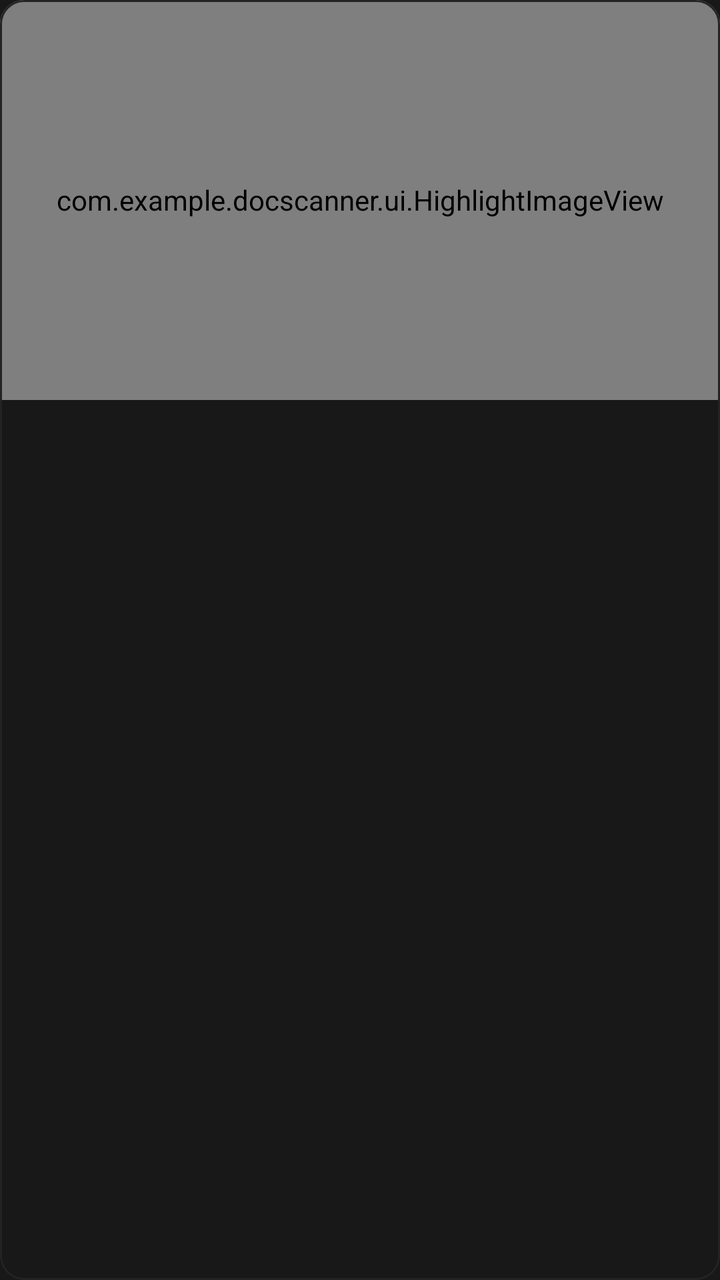
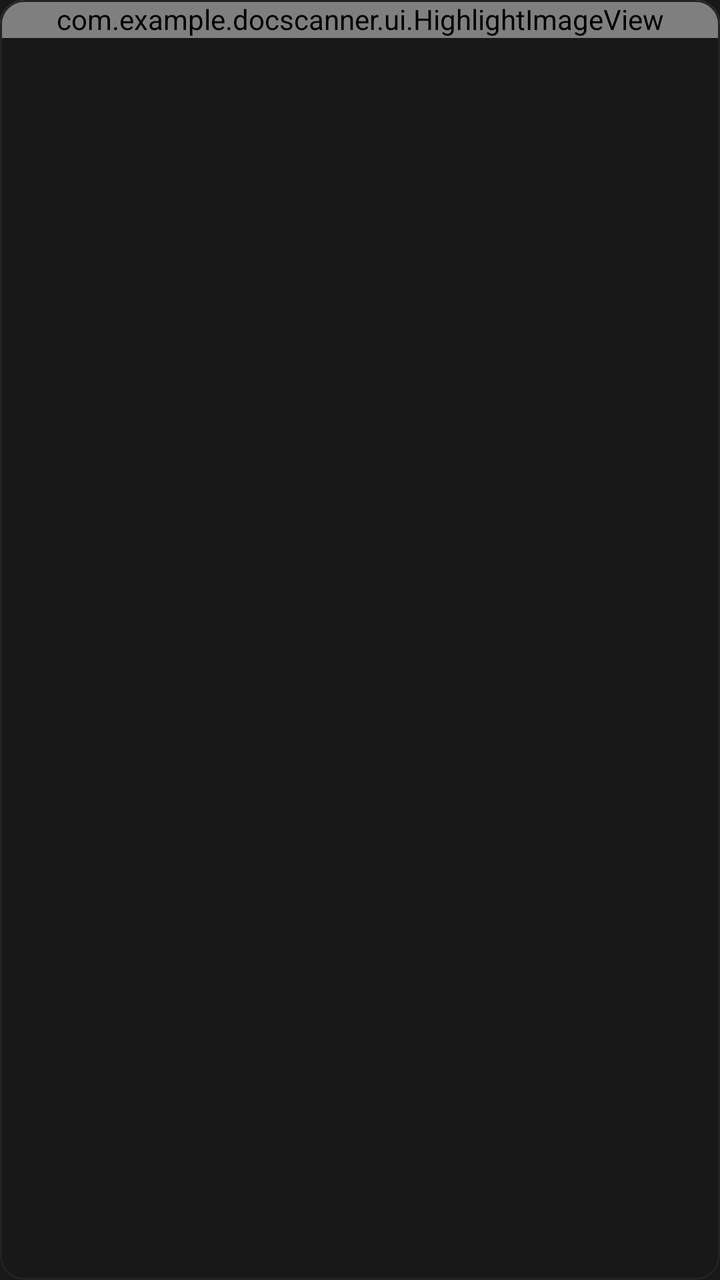

Two renders of the same Android screen: before a commit and after it. Below are the layout's source before the change and the commit's diff.
<!-- AndroidManifest.xml: application theme Theme.DocScanner -->
<!-- res/layout/item_page.xml -->
<?xml version="1.0" encoding="utf-8"?>
<com.google.android.material.card.MaterialCardView xmlns:android="http://schemas.android.com/apk/res/android"
    style="?attr/materialCardViewOutlinedStyle"
    android:checkable="true"
    android:layout_width="match_parent"
    android:layout_height="wrap_content"
    android:layout_margin="6dp">

    <LinearLayout
        android:layout_width="match_parent"
        android:layout_height="wrap_content"
        android:orientation="vertical">

        <com.example.docscanner.ui.HighlightImageView
            android:id="@+id/image"
            android:layout_width="match_parent"
            android:layout_height="200dp"
            android:background="?attr/colorSurfaceContainerHighest"
            android:importantForAccessibility="no"
            android:scaleType="fitCenter" />

        <TextView
            android:id="@+id/number"
            android:layout_width="match_parent"
            android:layout_height="wrap_content"
            android:gravity="center"
            android:padding="6dp"
            android:textAppearance="?attr/textAppearanceLabelLarge" />
    </LinearLayout>
</com.google.android.material.card.MaterialCardView>
<!-- resources referenced by this layout -->
<resources>
  <style name="Theme.DocScanner" parent="Theme.Material3.Dark.NoActionBar">
          <item name="colorPrimary">@color/accent</item>
          <item name="colorOnPrimary">@color/on_accent</item>
          <item name="colorPrimaryContainer">@color/accent_container</item>
          <item name="colorOnPrimaryContainer">@color/on_accent_container</item>
          <item name="colorSecondary">@color/accent</item>
          <item name="colorOnSecondary">@color/on_accent</item>
          <item name="colorSecondaryContainer">@color/accent_container</item>
          <item name="colorOnSecondaryContainer">@color/on_accent_container</item>
          <item name="colorTertiary">@color/accent</item>
          <item name="colorOnTertiary">@color/on_accent</item>
          <item name="colorError">@color/error</item>
          <item name="colorOnError">@color/on_error</item>
  
          <item name="android:colorBackground">@color/background</item>
          <item name="colorOnBackground">@color/text_primary</item>
          <item name="colorSurface">@color/background</item>
          <item name="colorOnSurface">@color/text_primary</item>
          <item name="colorOnSurfaceVariant">@color/text_secondary</item>
          <item name="colorSurfaceContainerLowest">@color/surface_lowest</item>
          <item name="colorSurfaceContainerLow">@color/surface_low</item>
          <item name="colorSurfaceContainer">@color/surface</item>
          <item name="colorSurfaceContainerHigh">@color/surface_high</item>
          <item name="colorSurfaceContainerHighest">@color/surface_highest</item>
          <item name="colorOutline">@color/outline</item>
          <item name="colorOutlineVariant">@color/divider</item>
  
          <item name="android:windowBackground">@color/background</item>
          <item name="android:windowLightStatusBar">false</item>
  
          
          <item name="floatingActionButtonStyle">@style/Widget.DocScanner.Fab</item>
          <item name="extendedFloatingActionButtonStyle">@style/Widget.DocScanner.ExtendedFab</item>
      </style>
  <color name="accent">#FFCEFF3E</color>
  <color name="on_accent">#FF181818</color>
  <color name="accent_container">#FF2C3511</color>
  <color name="on_accent_container">#FFCEFF3E</color>
  <color name="error">#FFFF6B5E</color>
  <color name="on_error">#FF181818</color>
  <color name="background">#FF181818</color>
  <color name="text_primary">#FFFFFFFF</color>
  <color name="text_secondary">#FFA6A6A6</color>
  <color name="surface_lowest">#FF121212</color>
  <color name="surface_low">#FF1C1C1C</color>
  <color name="surface">#FF1F1F1F</color>
  <color name="surface_high">#FF232323</color>
  <color name="surface_highest">#FF2A2A2A</color>
  <color name="outline">#FF3A3A3A</color>
  <color name="divider">#FF232323</color>
  <style name="Widget.DocScanner.Fab" parent="Widget.Material3.FloatingActionButton.Primary">
          <item name="backgroundTint">@color/accent</item>
          <item name="tint">@color/on_accent</item>
      </style>
  <style name="Widget.DocScanner.ExtendedFab" parent="Widget.Material3.ExtendedFloatingActionButton.Icon.Primary">
          <item name="backgroundTint">@color/accent</item>
          <item name="android:textColor">@color/on_accent</item>
          <item name="iconTint">@color/on_accent</item>
      </style>
</resources>

<!-- the commit's change to res/layout/item_page.xml (unified diff, before → after) -->
@@ -1,7 +1,9 @@
 <?xml version="1.0" encoding="utf-8"?>
 <com.google.android.material.card.MaterialCardView xmlns:android="http://schemas.android.com/apk/res/android"
+    xmlns:app="http://schemas.android.com/apk/res-auto"
     style="?attr/materialCardViewOutlinedStyle"
     android:checkable="true"
+    app:checkedIcon="@null"
     android:layout_width="match_parent"
     android:layout_height="wrap_content"
     android:layout_margin="6dp">
@@ -11,13 +13,27 @@
         android:layout_height="wrap_content"
         android:orientation="vertical">
 
-        <com.example.docscanner.ui.HighlightImageView
-            android:id="@+id/image"
+        <FrameLayout
             android:layout_width="match_parent"
-            android:layout_height="200dp"
-            android:background="?attr/colorSurfaceContainerHighest"
-            android:importantForAccessibility="no"
-            android:scaleType="fitCenter" />
+            android:layout_height="wrap_content">
+
+            <com.example.docscanner.ui.HighlightImageView
+                android:id="@+id/image"
+                android:layout_width="match_parent"
+                android:layout_height="wrap_content"
+                android:background="?attr/colorSurfaceContainerHighest"
+                android:importantForAccessibility="no"
+                android:scaleType="fitCenter" />
+
+            <ImageView
+                android:id="@+id/check"
+                android:layout_width="26dp"
+                android:layout_height="26dp"
+                android:layout_gravity="bottom|end"
+                android:layout_margin="6dp"
+                android:importantForAccessibility="no"
+                android:visibility="gone" />
+        </FrameLayout>
 
         <TextView
             android:id="@+id/number"
